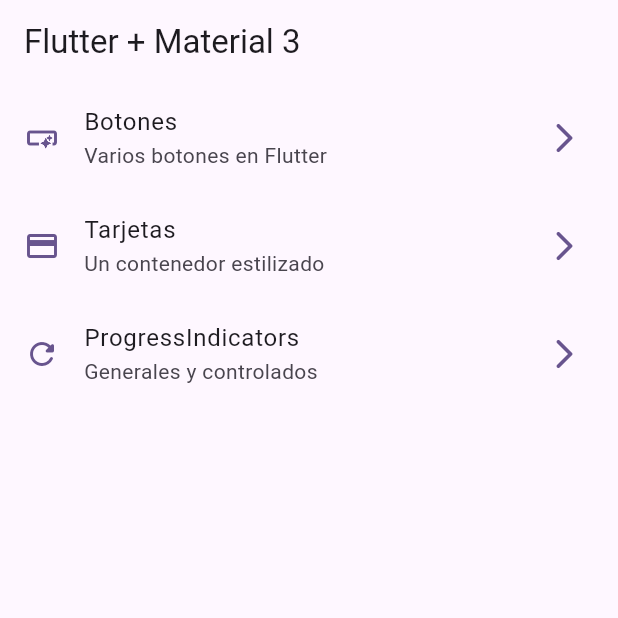
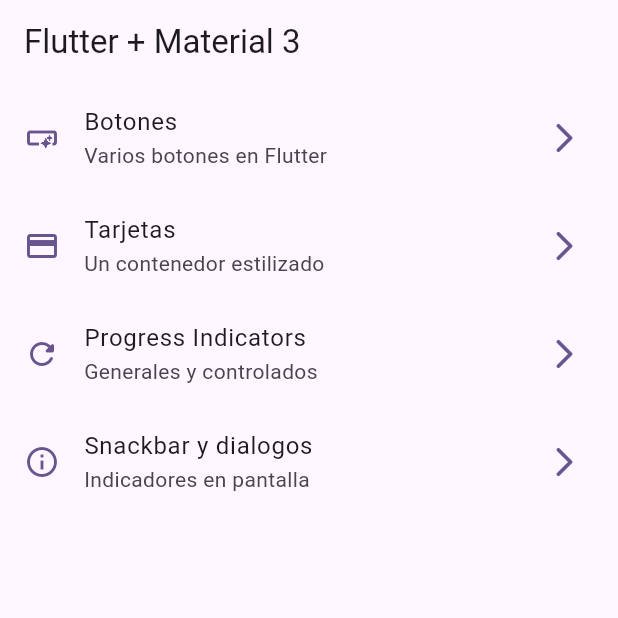
Before and after one commit to Zetien/widgetsappz, a Flutter app: the screen it shows after launch, on a phone screen of 412 x 824 dp, the top half of it. Run offline on Flutter 3.47's test engine with Material 3 defaults, Android fonts, the phone set to English and light mode, and no system bars; our stand-ins replace go_router.

Commit message:
adelanto de snackbar

```diff
--- a/lib/config/menu/memu_items.dart
+++ b/lib/config/menu/memu_items.dart
@@ -31,9 +31,17 @@ const appMenuItems = <MenuItem>[
   ),
 
   MenuItem(
-    title: 'ProgressIndicators',
+    title: 'Progress Indicators',
     subTitle: 'Generales y controlados',
     link: '/progress',
     icon: Icons.refresh_rounded
   ),
+
+ MenuItem(
+    title: 'Snackbar y dialogos',
+    subTitle: 'Indicadores en pantalla',
+    link: '/snackbars',
+    icon: Icons.info_outline
+  ),
+
 ];
--- a/lib/config/router/app_router.dart
+++ b/lib/config/router/app_router.dart
@@ -26,6 +26,12 @@ final appRouter = GoRouter(
       path: '/progress',
       name: ProgressScreen.name,
       builder: (context, state) => const ProgressScreen(),
+    ),
+
+      GoRoute(
+      path: '/snackbars',
+      name: SnackbarScreen.name,
+      builder: (context, state) => const SnackbarScreen(),
     )
   ]
 );
--- a/lib/presentation/screens/snackbar/snackbar_screen.dart
+++ b/lib/presentation/screens/snackbar/snackbar_screen.dart
@@ -4,8 +4,26 @@ class SnackbarScreen extends StatelessWidget {
   static const name = 'snackbar_screen';
   const SnackbarScreen({super.key});
 
+  void showCustomSnakbar(BuildContext context) {
+    ScaffoldMessenger.of(context).clearSnackBars();
+    final snackbar = SnackBar(content: const Text('Hola Mundo'),
+     action: SnackBarAction(label:'Ok!', onPressed:(){},),
+     duration: const Duration(seconds: 2),);
+
+    ScaffoldMessenger.of(context).showSnackBar(snackbar);
+  }
+
   @override
   Widget build(BuildContext context) {
-    return const Placeholder();
+    return Scaffold(
+      appBar: AppBar(
+        title: const Text('Snackbars y Dialogos'),
+      ),
+      floatingActionButton: FloatingActionButton.extended(
+        label: const Text('Mostrar Snackbar'),
+        icon: const Icon(Icons.remove_red_eye_outlined),
+        onPressed: () => showCustomSnakbar(context),
+      ),
+    );
   }
 }
```
